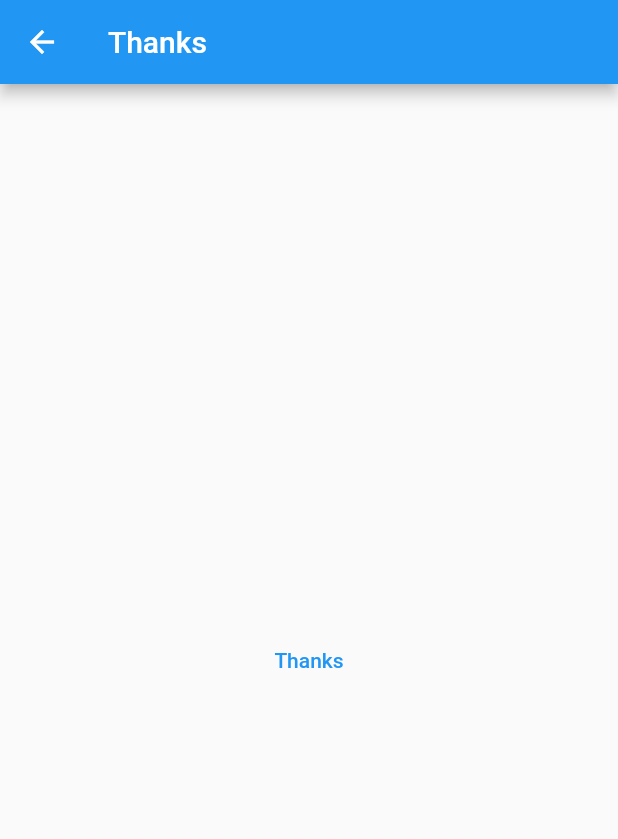
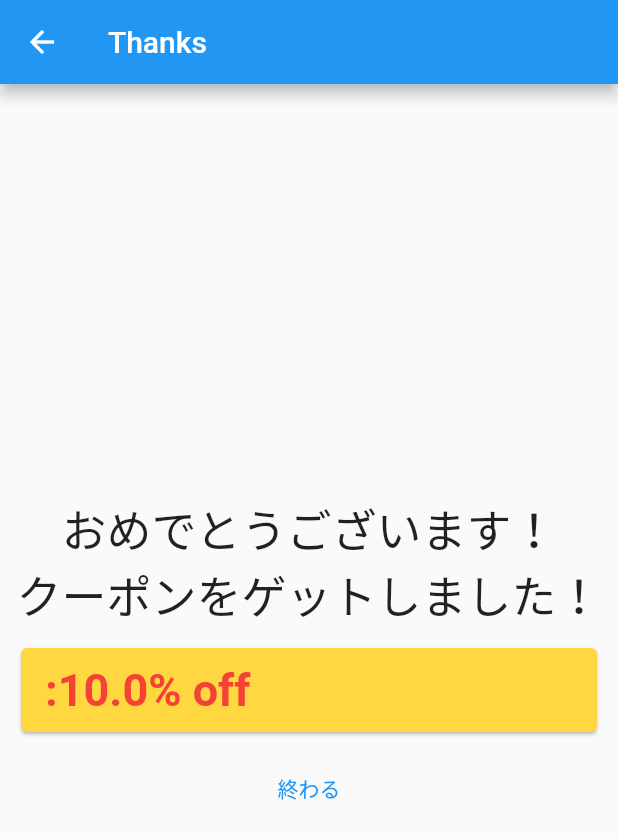
Before and after one commit to p2hacks2022/pre-team10, a Flutter app: the ThanksScreen screen opened by its route, on a phone screen of 412 x 824 dp. Shown: the top 839 px of the screen. Run offline on Flutter 3.47's test engine with Material 2 defaults, Android fonts, the phone set to English and light mode, and no system bars; our stand-ins replace assets_audio_player, auto_route, cloud_firestore, firebase_auth, firebase_core, flutter_hooks and 7 more; missing offline and left inert: encrypt, funvas, mobile_scanner, pointycastle; accounts and stored records are empty; generated files the repository leaves out were written again.

Commit message:
git add coupon manage

```diff
--- a/front/lib/domain/model/coupon_model.dart
+++ b/front/lib/domain/model/coupon_model.dart
@@ -7,6 +7,8 @@ part 'coupon_model.g.dart';
 class CouponModel with _$CouponModel {
   const factory CouponModel({
     @Default(10.0) double discount,
+    @Default('') String couponId,
+    @Default('') String trashBoxId,
   }) = _CouponModel;
   factory CouponModel.fromJson(Map<String, dynamic> json) =>
       _$CouponModelFromJson(json);
--- a/front/lib/main.dart
+++ b/front/lib/main.dart
@@ -9,7 +9,7 @@ import 'package:hooks_riverpod/hooks_riverpod.dart';
 
 void main() async {
   await appInit(); //initialize app
-  await FirebaseAuth.instance.signOut();
+  //await FirebaseAuth.instance.signOut();
   runApp(ProviderScope(child: MyApp()));
 }
 
--- a/front/lib/router/app_router.dart
+++ b/front/lib/router/app_router.dart
@@ -16,7 +16,7 @@ part 'app_router.gr.dart';
   routes: <AutoRoute>[
     AutoRoute(page: MainScreen, path: '/', guards: [AuthGuard]),
     AutoRoute<bool>(page: LoginScreen, path: '/login'),
-    AutoRoute(page: ThanksScreen, path: '/thanks/:trash', guards: [AuthGuard]),
+    AutoRoute(page: ThanksScreen, path: '/thanks/:coupon', guards: [AuthGuard]),
     AutoRoute(page: SlotScreen, path: '/slot/:trash', guards: [AuthGuard]),
     AutoRoute(page: QRScreen, path: '/qr', guards: [AuthGuard]),
   ],
--- a/front/lib/ui/slot/slot_screen.dart
+++ b/front/lib/ui/slot/slot_screen.dart
@@ -61,7 +61,8 @@ class SlotContent extends HookConsumerWidget {
       });
     }, []);
 
-    return ReelWidget(ReelController(true, controller.state.count)); //実装を絶対読むな
+    return ReelWidget(ReelController(false, controller.state.count),
+        controller.state.trashBoxId); //実装を絶対読むな
   }
 }
 
--- a/front/lib/ui/thanks/thanks_screen.dart
+++ b/front/lib/ui/thanks/thanks_screen.dart
@@ -1,28 +1,55 @@
 import 'package:auto_route/annotations.dart';
+import 'package:auto_route/auto_route.dart';
 import 'package:flutter/material.dart';
+import 'package:flutter_hooks/flutter_hooks.dart';
+import 'package:front/domain/model/coupon_model.dart';
 import 'package:front/domain/model/trash_model.dart';
+import 'package:front/domain/services/store/coupon_store.dart';
+import 'package:front/ui/widgets/coupon/coupon_widget.dart';
+import 'package:front/ui/widgets/coupon/coupon_widget_model.dart';
 import 'package:front/util/base64.dart';
 import 'package:front/util/logger.dart';
 import 'package:hooks_riverpod/hooks_riverpod.dart';
 
 class ThanksScreen extends HookConsumerWidget {
-  final String? base64TrashModel;
-  //final TrashModel? trashModel;
-  ThanksScreen({@PathParam("trash") this.base64TrashModel, super.key});
-  // : trashModel = base64TrashModel != null
-  //       ? TrashModel.fromJson(fromBase64Json(base64TrashModel))
-  //       : null;
+  final String? couponId;
+
+  ThanksScreen({@PathParam("coupon") this.couponId, super.key});
+  CouponWidgetModel? couponWidgetModel;
 
   @override
   Widget build(BuildContext context, WidgetRef ref) {
-    logger.i(base64TrashModel);
+    final memo = useMemoized(() async {
+      logger.w("couponId: $couponId");
+      final couponStore = ref.watch(couponStoreProvider);
+      final couponWidgetModel =
+          await couponStore.getCouponWidgetModel(couponId ?? "");
+      logger.wtf("couponWidgetModel: ${couponWidgetModel.toJson()}");
+      return couponWidgetModel;
+    });
+    couponWidgetModel = useFuture(memo).data;
     return Scaffold(
-      appBar: AppBar(
-        title: const Text('Thanks'),
-      ),
-      body: Center(
-        child: TextButton(onPressed: () {}, child: Text('Thanks')),
-      ),
-    );
+        appBar: AppBar(
+          title: const Text('Thanks'),
+        ),
+        body: Center(
+          child: Column(
+            children: [
+              Spacer(),
+              Text("おめでとうございます！", style: TextStyle(fontSize: 30)),
+              Text("クーポンをゲットしました！", style: TextStyle(fontSize: 30)),
+              Padding(
+                  padding: EdgeInsets.all(10),
+                  child: CouponWidget(couponWidgetModel?.shopName ?? "",
+                      couponWidgetModel?.couponModel ?? CouponModel())),
+              TextButton(
+                  onPressed: () {
+                    context.router.pop();
+                  },
+                  child: Text("終わる")),
+              Spacer(),
+            ],
+          ),
+        ));
   }
 }
--- /dev/null
+++ b/front/lib/ui/widgets/coupon/coupon_widget.dart
@@ -0,0 +1,35 @@
+import 'package:coupon_uikit/coupon_uikit.dart';
+import 'package:flutter/cupertino.dart';
+import 'package:flutter/material.dart';
+import 'package:flutter/src/widgets/framework.dart';
+import 'package:front/util/preview.dart';
+import 'package:hooks_riverpod/hooks_riverpod.dart';
+
+import '../../../domain/model/coupon_model.dart';
+
+class CouponWidget extends HookConsumerWidget {
+  final CouponModel couponModel;
+  final String shopName;
+
+  const CouponWidget(this.shopName, this.couponModel, {super.key});
+  @override
+  Widget build(BuildContext context, WidgetRef ref) {
+    return Card(
+      color: Colors.amberAccent,
+      child: ListTile(
+        title: Text(
+          "${shopName}:${couponModel.discount}% off",
+          style: TextStyle(fontSize: 30, fontWeight: FontWeight.bold),
+        ),
+        textColor: Colors.red,
+      ),
+    );
+  }
+}
+
+void main() {
+  preview(Scaffold(
+      body: Center(
+    child: CouponWidget("未来屋", CouponModel()),
+  )));
+}
--- /dev/null
+++ b/front/lib/ui/widgets/coupon/coupon_widget_model.dart
@@ -0,0 +1,15 @@
+import 'package:freezed_annotation/freezed_annotation.dart';
+import 'package:flutter/foundation.dart';
+import 'package:front/domain/model/coupon_model.dart';
+part 'coupon_widget_model.freezed.dart';
+part 'coupon_widget_model.g.dart';
+
+@freezed
+class CouponWidgetModel with _$CouponWidgetModel {
+  const factory CouponWidgetModel({
+    required String shopName,
+    required CouponModel couponModel,
+  }) = _CouponWidgetModel;
+  factory CouponWidgetModel.fromJson(Map<String, dynamic> json) =>
+      _$CouponWidgetModelFromJson(json);
+}
--- a/front/pubspec.yaml
+++ b/front/pubspec.yaml
@@ -53,6 +53,8 @@ dependencies:
   funvas: ^0.1.7
   assets_audio_player: ^3.0.6
   just_audio: ^0.9.30
+  flutter_slidable: ^2.0.0
+  coupon_uikit: ^0.1.0
 
 dev_dependencies:
   flutter_test:
```
Also changed, not shown: front/lib/domain/services/store/coupon_store.dart (added, +53 -0 lines), front/lib/domain/services/store/store.dart (+16 -6 lines), front/lib/domain/services/store/user_store.dart (+49 -8 lines), front/lib/ui/main/main_screen.dart (+60 -6 lines), front/lib/ui/widgets/slot/reel_widget.dart (+5 -3 lines), front/lib/domain/model/coupon_model.freezed.dart, front/lib/domain/model/coupon_model.g.dart, front/lib/router/app_router.gr.dart, front/lib/ui/widgets/coupon/coupon_widget_model.freezed.dart (added), front/lib/ui/widgets/coupon/coupon_widget_model.g.dart (added), front/pubspec.lock.
